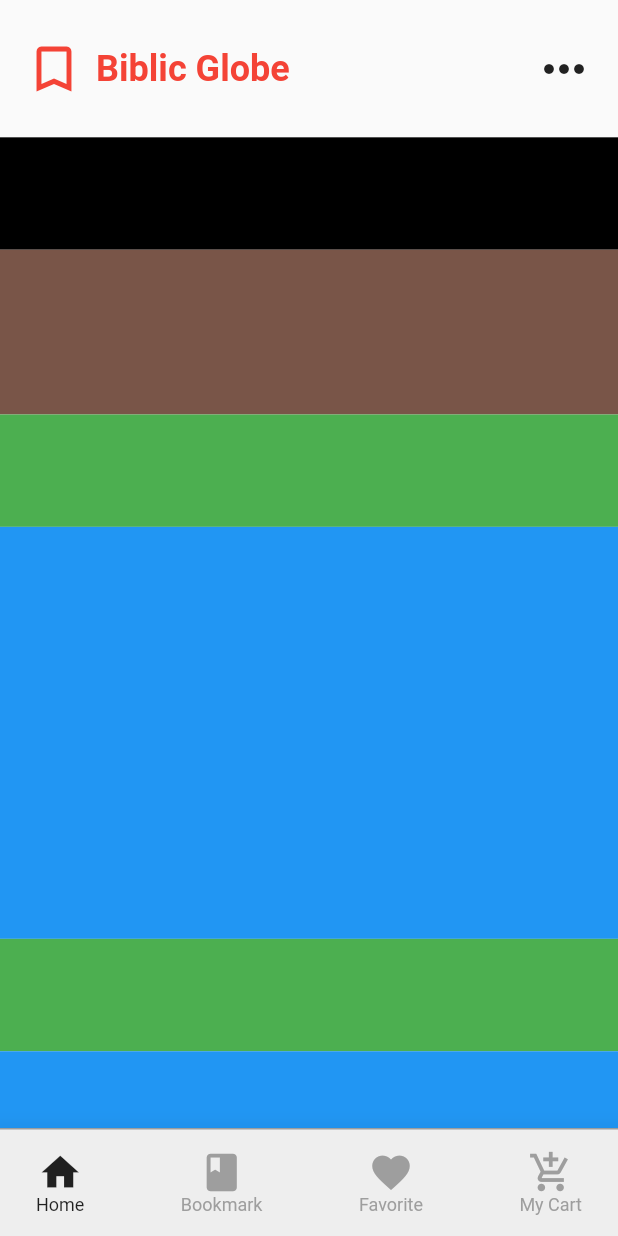
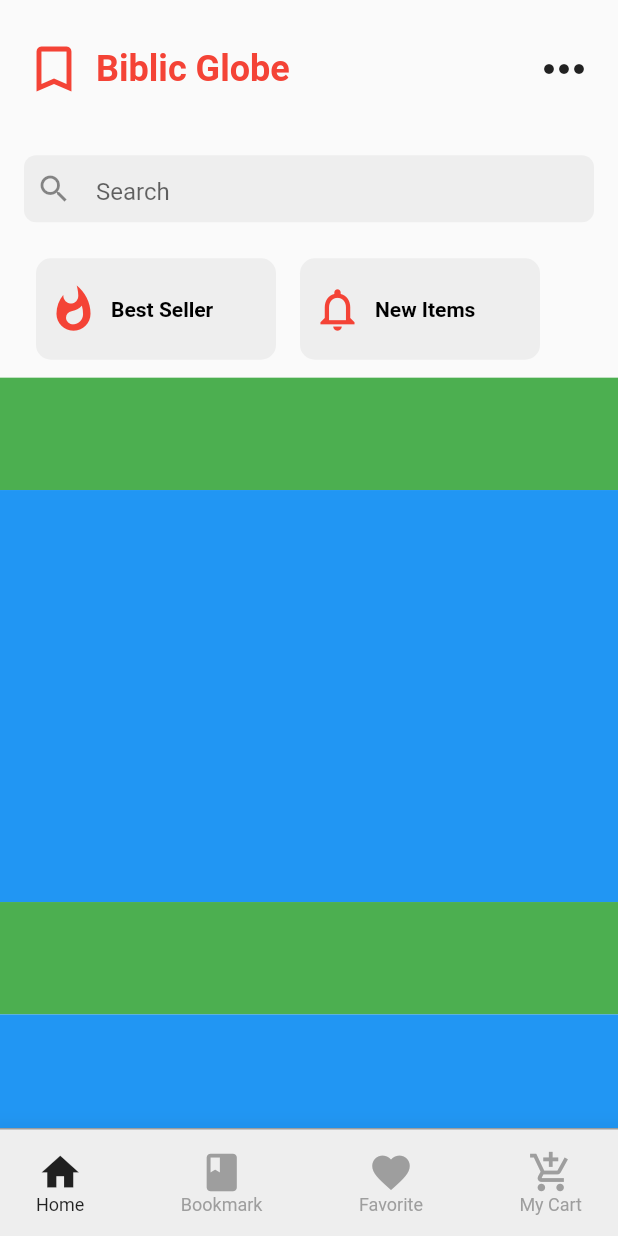
Before and after one commit to KhineKhineLin/Dribble-Flutter-UI2, a Flutter app: the screen it shows after launch, on a phone screen of 412 x 824 dp. Run offline on Flutter 3.47's test engine with Material 2 defaults, Android fonts, the phone set to English and light mode, and no system bars; our stand-ins replace google_fonts.

Commit message:
bookstore ui third commit

```diff
--- a/lib/bookstore app/book_store_main_page.dart
+++ b/lib/bookstore app/book_store_main_page.dart
@@ -122,13 +122,83 @@ class _BookStoreMainPageState extends State<BookStoreMainPage> {
                 ),
               ),
               Container(
-                height: deviceHeight / 11,
-                decoration: BoxDecoration(color: Colors.black),
+                height: deviceHeight / 12,
+                padding: EdgeInsets.symmetric(horizontal: 16, vertical: 12),
+                child: Container(
+                  padding: EdgeInsets.only(left: 8),
+                  decoration: BoxDecoration(
+                      color: Colors.grey[200],
+                      borderRadius: BorderRadius.circular(8)),
+                  child: TextField(
+                    decoration: InputDecoration(
+                        border: InputBorder.none,
+                        hintText: 'Search',
+                        icon: Icon(Icons.search)),
+                  ),
+                ),
               ),
               Container(
-                height: deviceHeight / 7.5,
-                decoration: BoxDecoration(
-                  color: Colors.brown,
+                padding: EdgeInsets.only(left: 24, top: 12, bottom: 12),
+                height: deviceHeight / 9,
+                child: Row(
+                  children: [
+                    Container(
+                      width: 160,
+                      height: double.infinity,
+                      decoration: BoxDecoration(
+                          color: Colors.grey[200],
+                          borderRadius: BorderRadius.circular(10)),
+                      padding: EdgeInsets.only(left: 8),
+                      child: Row(
+                        children: [
+                          Icon(
+                            Icons.whatshot,
+                            color: Colors.red,
+                            size: 34,
+                          ),
+                          SizedBox(
+                            width: 8,
+                          ),
+                          Text(
+                            'Best Seller',
+                            style: TextStyle(
+                              color: Colors.black,
+                              fontWeight: FontWeight.bold,
+                            ),
+                          )
+                        ],
+                      ),
+                    ),
+                    SizedBox(
+                      width: 16,
+                    ),
+                    Container(
+                      width: 160,
+                      height: double.infinity,
+                      padding: EdgeInsets.only(left: 8),
+                      decoration: BoxDecoration(
+                          color: Colors.grey[200],
+                          borderRadius: BorderRadius.circular(10)),
+                      child: Row(
+                        children: [
+                          Icon(
+                            Icons.notifications_none,
+                            color: Colors.red,
+                            size: 34,
+                          ),
+                          SizedBox(
+                            width: 8,
+                          ),
+                          Text(
+                            'New Items',
+                            style: TextStyle(
+                                color: Colors.black,
+                                fontWeight: FontWeight.bold),
+                          )
+                        ],
+                      ),
+                    )
+                  ],
                 ),
               ),
               Container(
```
